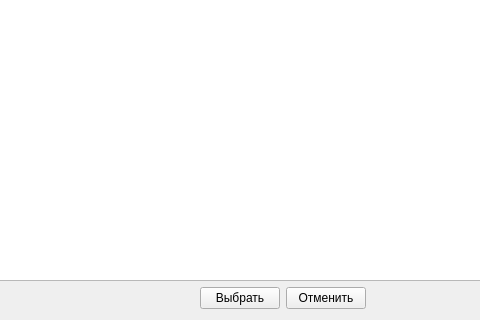
AlexeyScherbakov2021/Remont2, file Remont/selectdevicewindow.ui: the form before one commit; both pictures show x 231 to 711 and y 270 to 590 of the 1027 by 590 pixel window.
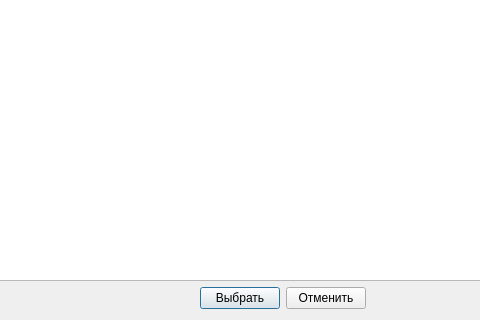
The form after the commit. Icons and pictures are not drawn.

```diff
--- a/Remont/selectdevicewindow.ui
+++ b/Remont/selectdevicewindow.ui
@@ -142,6 +142,9 @@
        <property name="autoDefault">
         <bool>false</bool>
        </property>
+       <property name="default">
+        <bool>true</bool>
+       </property>
       </widget>
      </item>
      <item>
```
